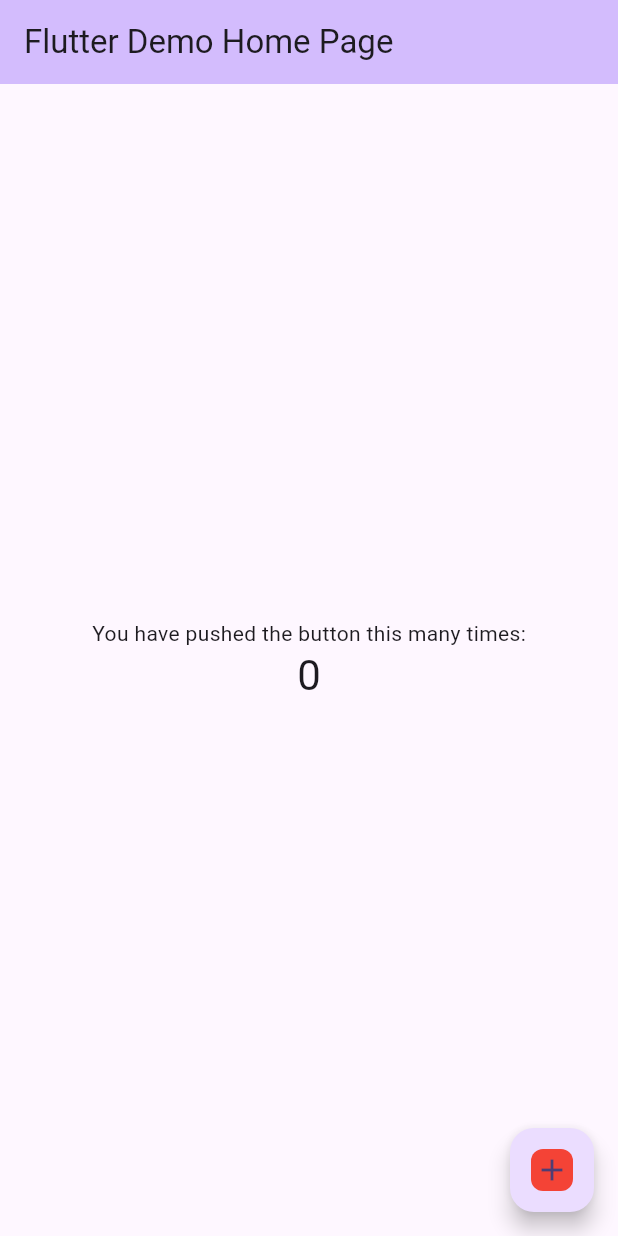
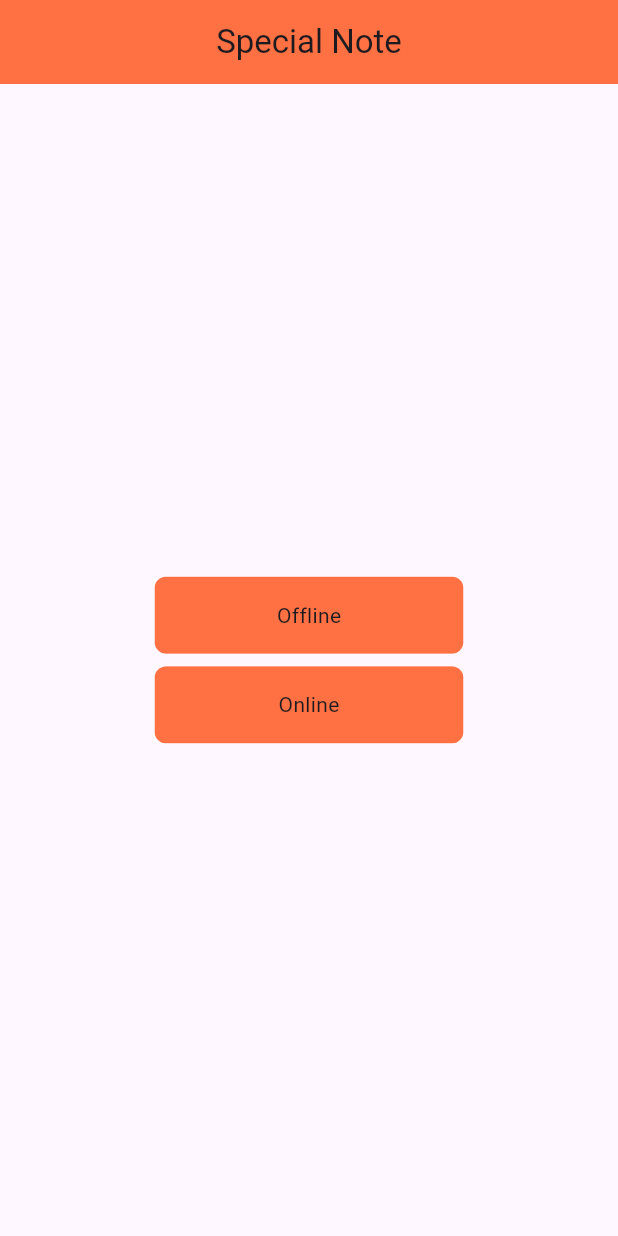
Before and after one commit to MdMonjurMorshed/special_note, a Flutter app: the screen it shows after launch, on a phone screen of 412 x 824 dp. Run offline on Flutter 3.47's test engine with Material 3 defaults, Android fonts, the phone set to English and light mode, and no system bars; our stand-ins replace styled_widget; missing offline and left inert: flutter_animated_splash.

Commit message:
building application structure

```diff
--- a/lib/main.dart
+++ b/lib/main.dart
@@ -1,5 +1,9 @@
 import 'package:flutter/material.dart';
+import 'package:special_note/themes/theme_data.dart';
+import 'package:special_note/views/ofline_loby.dart';
+import 'package:special_note/views/online_loby.dart';
 import 'package:styled_widget/styled_widget.dart';
+import 'package:flutter_animated_splash/flutter_animated_splash.dart';
 
 void main() {
   runApp(const MyApp());
@@ -32,22 +36,13 @@
         colorScheme: ColorScheme.fromSeed(seedColor: Colors.deepPurple),
         useMaterial3: true,
       ),
-      home: const MyHomePage(title: 'Flutter Demo Home Page'),
+      home: const MyHomePage(title: "Special Note"),
     );
   }
 }
 
 class MyHomePage extends StatefulWidget {
   const MyHomePage({super.key, required this.title});
-
-  // This widget is the home page of your application. It is stateful, meaning
-  // that it has a State object (defined below) that contains fields that affect
-  // how it looks.
-
-  // This class is the configuration for the state. It holds the values (in this
-  // case the title) provided by the parent (in this case the App widget) and
-  // used by the build method of the State. Fields in a Widget subclass are
-  // always marked "final".
 
   final String title;
 
@@ -56,74 +51,56 @@
 }
 
 class _MyHomePageState extends State<MyHomePage> {
-  int _counter = 0;
-
-  void _incrementCounter() {
-    setState(() {
-      // This call to setState tells the Flutter framework that something has
-      // changed in this State, which causes it to rerun the build method below
-      // so that the display can reflect the updated values. If we changed
-      // _counter without calling setState(), then the build method would not be
-      // called again, and so nothing would appear to happen.
-      _counter++;
-    });
-  }
-
   @override
   Widget build(BuildContext context) {
-    // This method is rerun every time setState is called, for instance as done
-    // by the _incrementCounter method above.
-    //
-    // The Flutter framework has been optimized to make rerunning build methods
-    // fast, so that you can just rebuild anything that needs updating rather
-    // than having to individually change instances of widgets.
+    final height = MediaQuery.of(context).size.height;
+    final width = MediaQuery.of(context).size.width;
     return Scaffold(
       appBar: AppBar(
         // TRY THIS: Try changing the color here to a specific color (to
         // Colors.amber, perhaps?) and trigger a hot reload to see the AppBar
         // change color while the other colors stay the same.
-        backgroundColor: Theme.of(context).colorScheme.inversePrimary,
+        backgroundColor: AppTheme.color.appBarColor,
         // Here we take the value from the MyHomePage object that was created by
         // the App.build method, and use it to set our appbar title.
         title: Text(widget.title),
+        centerTitle: true,
       ),
       body: Center(
         // Center is a layout widget. It takes a single child and positions it
         // in the middle of the parent.
         child: Column(
-          // Column is also a layout widget. It takes a list of children and
-          // arranges them vertically. By default, it sizes itself to fit its
-          // children horizontally, and tries to be as tall as its parent.
-          //
-          // Column has various properties to control how it sizes itself and
-          // how it positions its children. Here we use mainAxisAlignment to
-          // center the children vertically; the main axis here is the vertical
-          // axis because Columns are vertical (the cross axis would be
-          // horizontal).
-          //
-          // TRY THIS: Invoke "debug painting" (choose the "Toggle Debug Paint"
-          // action in the IDE, or press "p" in the console), to see the
-          // wireframe for each widget.
           mainAxisAlignment: MainAxisAlignment.center,
           children: <Widget>[
-            const Text(
-              'You have pushed the button this many times:',
+            const Text("Offline")
+                .alignment(Alignment.center)
+                .height(height / 16)
+                .width(width / 2)
+                .backgroundColor(Colors.deepOrange.shade400)
+                .clipRRect(all: 8)
+                .ripple()
+                .gestures(onTap: () {
+              Navigator.push(context,
+                  MaterialPageRoute(builder: (context) => OfflineNoteLoby()));
+            }),
+            SizedBox(
+              height: height / 100,
             ),
-            Text(
-              '$_counter',
-              style: Theme.of(context).textTheme.headlineMedium,
-            ),
+            const Text("Online")
+                .alignment(Alignment.center)
+                .height(height / 16)
+                .width(width / 2)
+                .backgroundColor(AppTheme.color.appBarColor)
+                .clipRRect(all: 8)
+                .ripple()
+                .gestures(onTap: () {
+              Navigator.push(context,
+                  MaterialPageRoute(builder: (context) => OnlineNoteLoby()));
+            })
           ],
         ),
       ),
-      floatingActionButton: FloatingActionButton(
-        onPressed: _incrementCounter,
-        tooltip: 'Increment',
-        child: const Icon(Icons.add)
-            .padding(all: 2)
-            .backgroundColor(Colors.red)
-            .clipRRect(all: 8),
-      ), // This trailing comma makes auto-formatting nicer for build methods.
+      // This trailing comma makes auto-formatting nicer for build methods.
     );
   }
 }
--- a/lib/themes/app_color.dart
+++ b/lib/themes/app_color.dart
@@ -1,5 +1,9 @@
 import 'package:flutter/material.dart';
 
 class AppColor {
+  final appBarColor = Colors.deepOrange.shade400;
+
+  final buttonColor = Colors.deepOrange.shade400;
+
   AppColor();
 }
--- a/pubspec.yaml
+++ b/pubspec.yaml
@@ -36,6 +36,7 @@ dependencies:
   # Use with the CupertinoIcons class for iOS style icons.
   cupertino_icons: ^1.0.8
   styled_widget: ^0.4.1
+  flutter_animated_splash: ^0.0.10
 
 dev_dependencies:
   flutter_test:
```
Also changed, not shown: lib/views/ofline_loby.dart (added, +19 -0 lines), lib/views/online_loby.dart (added, +21 -0 lines), pubspec.lock.
